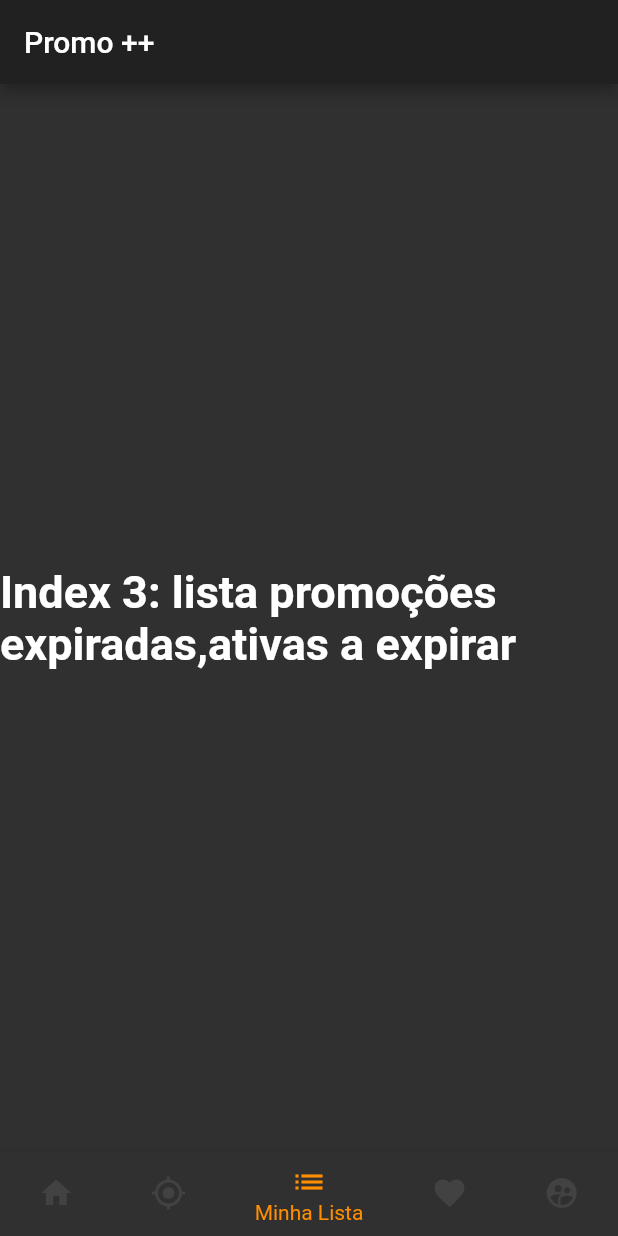
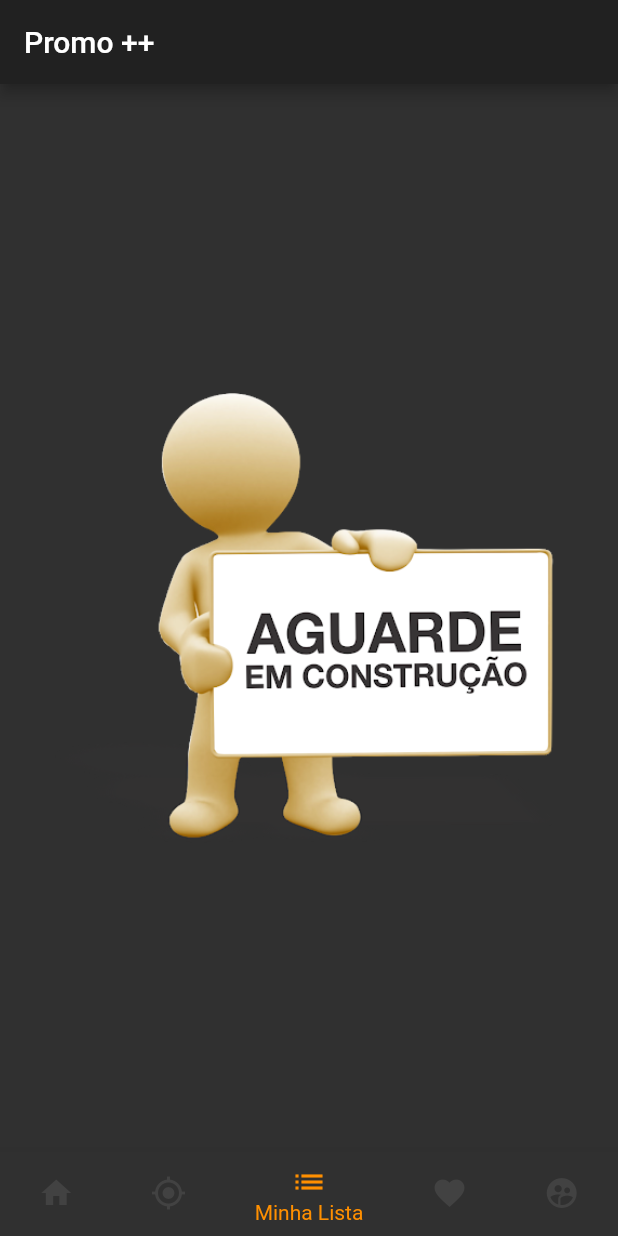
Before and after one commit to keiti2/PromoAux, a Flutter app: the screen it shows after launch, item 3 of the bottom bar chosen, on a phone screen of 412 x 824 dp. Run offline on Flutter 3.47's test engine with Material 2 defaults, Android fonts, the light colour scheme and no system bars.

Commit message:
Update home_page.dart

```diff
--- a/lib/ui/home/home_page.dart
+++ b/lib/ui/home/home_page.dart
@@ -34,18 +34,9 @@ class _MyStatefulWidgetState extends State<MyStatefulWidget> {
   List<Widget> _widgetOptions = [
     HomePageBody(),
     LocalizacaoPageBody(),
-    Text(
-      'Index 3: lista promoções expiradas,ativas a expirar',
-      style: optionStyle,
-    ),
-    Text(
-      'Index 4: lista promções ou estabelecimento favoritos',
-      style: optionStyle,
-    ),
-    Text(
-      'Index 5: Perfil do usuário',
-      style: optionStyle,
-    ),
+    LocalizacaoPageBody(),
+    LocalizacaoPageBody(),
+    LocalizacaoPageBody(),
   ];
 
   void _onItemTapped(int index) {
```
